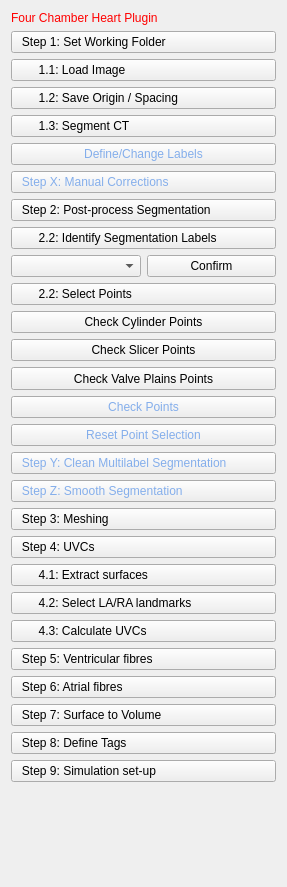
This is CemrgApp/Plugins/kcl.cemrgapp.fourchamber/src/internal/FourChamberViewControls.ui in RosieBarrows/CemrgApp as Qt 5 draws it before an edit. The edited form follows.
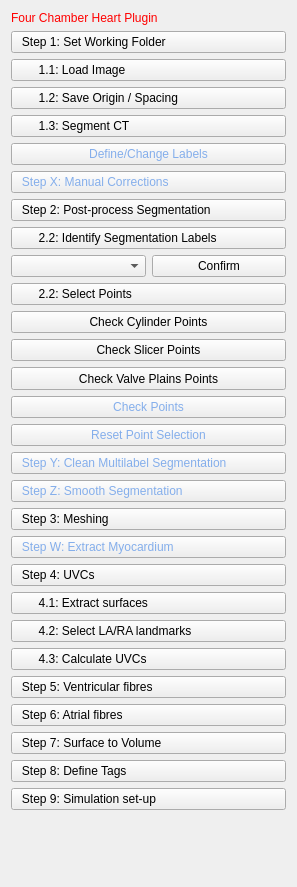
This is the edited form.

Commit message: extract_myo

The edit to the form file:
```diff
--- a/CemrgApp/Plugins/kcl.cemrgapp.fourchamber/src/internal/FourChamberViewControls.ui
+++ b/CemrgApp/Plugins/kcl.cemrgapp.fourchamber/src/internal/FourChamberViewControls.ui
@@ -6,7 +6,7 @@
    <rect>
     <x>0</x>
     <y>0</y>
-    <width>287</width>
+    <width>297</width>
     <height>887</height>
    </rect>
   </property>
@@ -220,6 +220,16 @@
      </property>
     </widget>
    </item>
+   <item>
+    <widget class="QPushButton" name="button_extract_myo">
+     <property name="styleSheet">
+      <string notr="true">text-align: left; color: rgb(132, 174, 235);</string>
+     </property>
+     <property name="text">
+      <string>   Step W: Extract Myocardium</string>
+     </property>
+    </widget>
+   </item>
    <item>
     <widget class="QPushButton" name="button_uvcs">
      <property name="styleSheet">
```
The commit also changes 4 other files.
